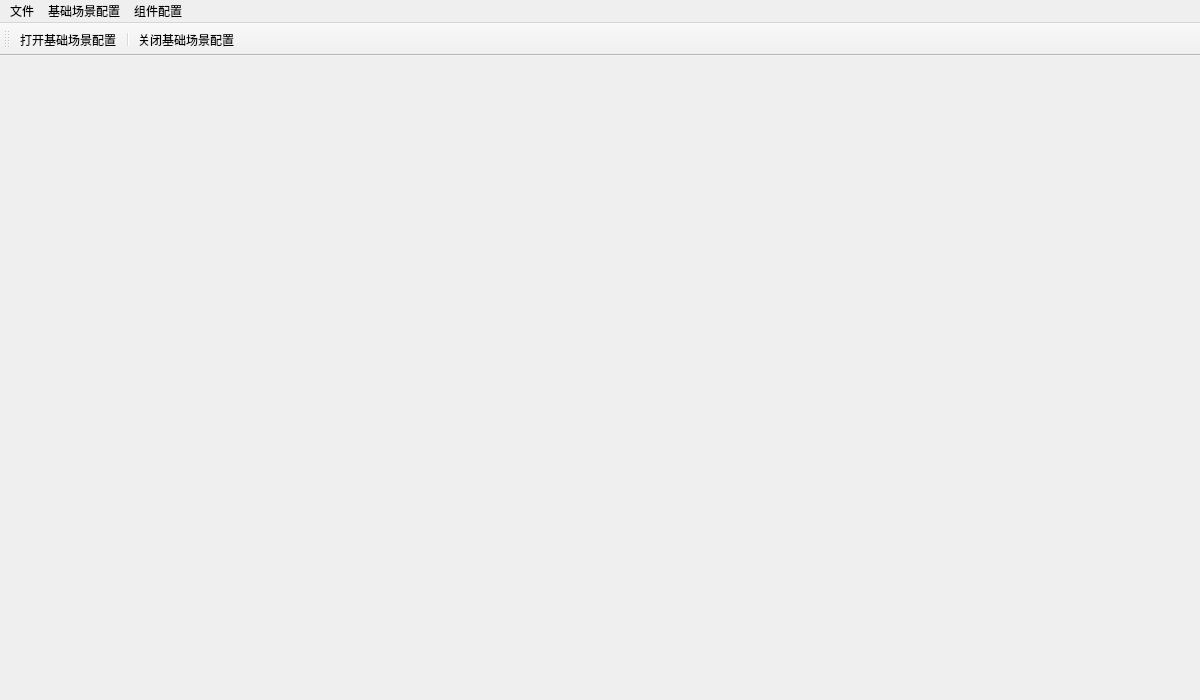
Before: the Qt Designer form Engine/LkEngineEditor/LkEngineEditor.ui in lvke-neu/DXWithQT, drawn with Qt 5.
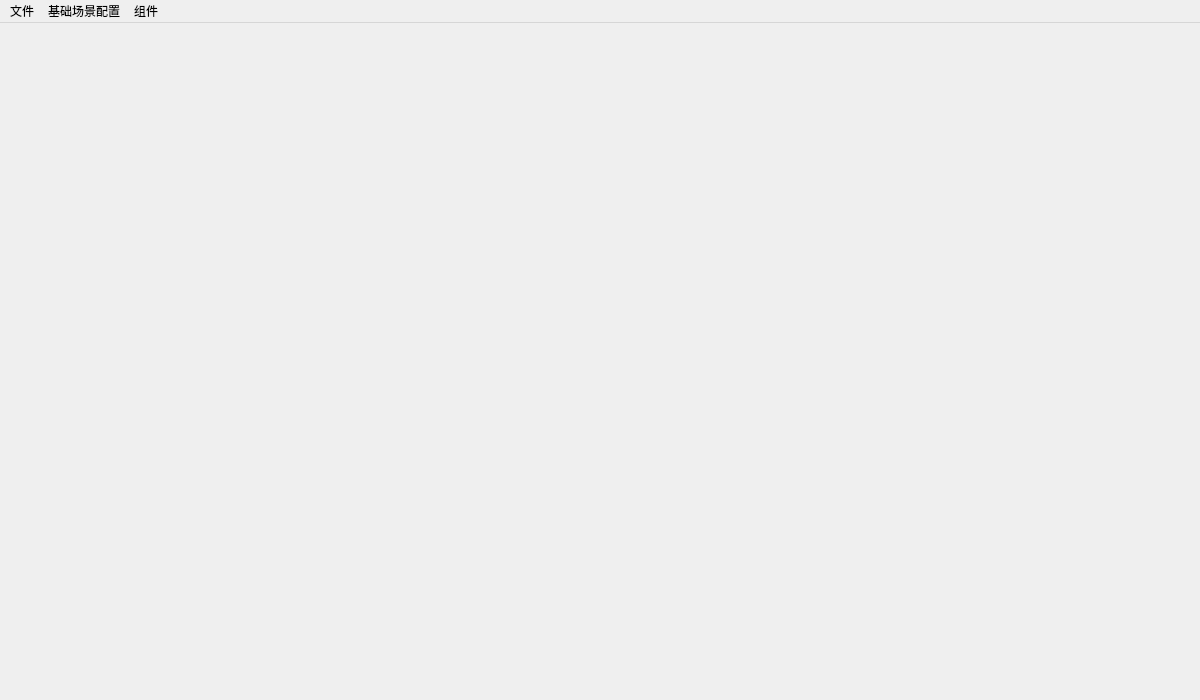
After: the same form once the commit is applied.

```diff
--- a/Engine/LkEngineEditor/LkEngineEditor.ui
+++ b/Engine/LkEngineEditor/LkEngineEditor.ui
@@ -25,20 +25,6 @@
     </property>
    </widget>
   </widget>
-  <widget class="QToolBar" name="toolBar">
-   <property name="windowTitle">
-    <string>toolBar</string>
-   </property>
-   <attribute name="toolBarArea">
-    <enum>TopToolBarArea</enum>
-   </attribute>
-   <attribute name="toolBarBreak">
-    <bool>false</bool>
-   </attribute>
-   <addaction name="openSceneCfg"/>
-   <addaction name="separator"/>
-   <addaction name="closeSceneCfg"/>
-  </widget>
   <widget class="QMenuBar" name="menuBar">
    <property name="geometry">
     <rect>
@@ -73,23 +59,13 @@
    </widget>
    <widget class="QMenu" name="menu">
     <property name="title">
-     <string>组件配置</string>
+     <string>组件</string>
     </property>
    </widget>
    <addaction name="fileMenu"/>
    <addaction name="sceneConfig"/>
    <addaction name="menu"/>
   </widget>
-  <action name="openSceneCfg">
-   <property name="text">
-    <string>打开基础场景配置</string>
-   </property>
-  </action>
-  <action name="closeSceneCfg">
-   <property name="text">
-    <string>关闭基础场景配置</string>
-   </property>
-  </action>
   <action name="openSolution">
    <property name="text">
     <string>打开解决方案</string>
```
Left out of the diff: 27 changed lines with no effect on the pictures.
